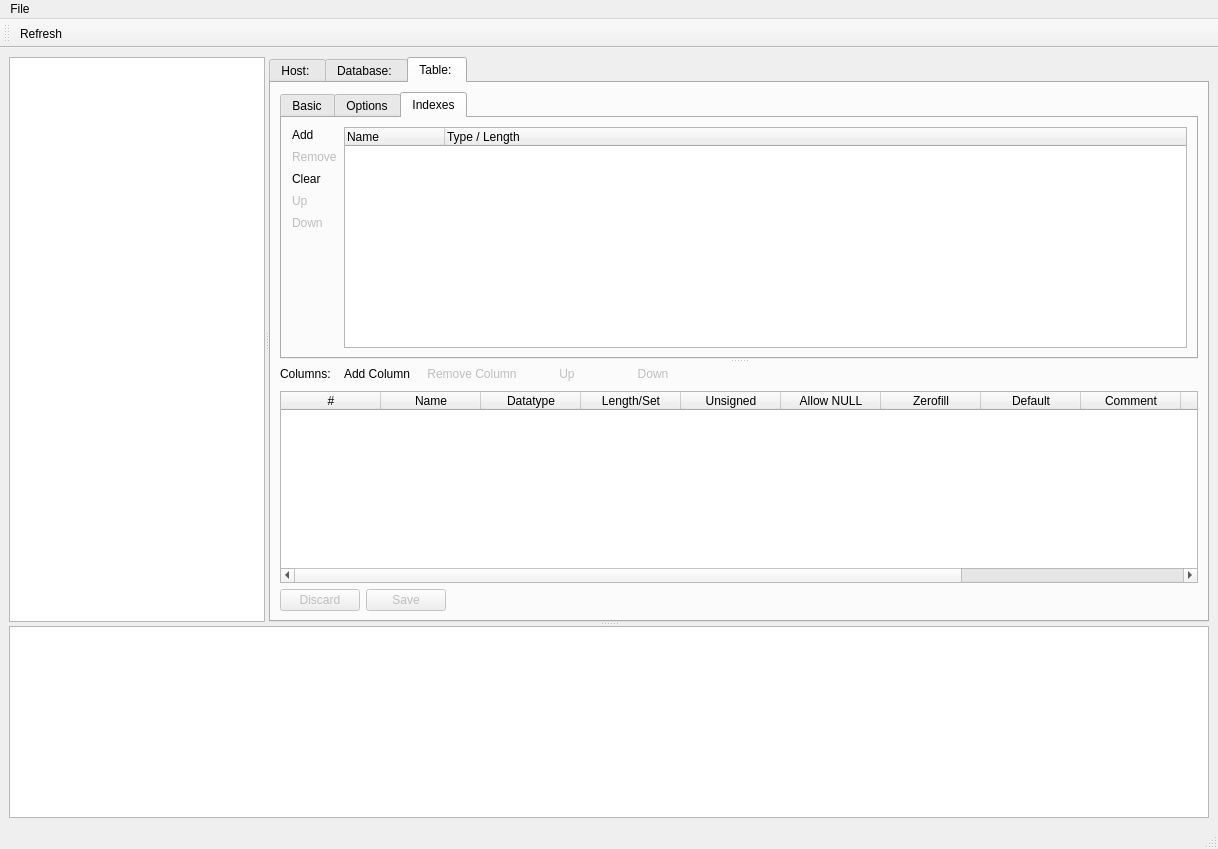
Old version of the form qtcreator_assets/pyHeidi/mainwindow.ui in the repository Fapiko/pyHeidi.
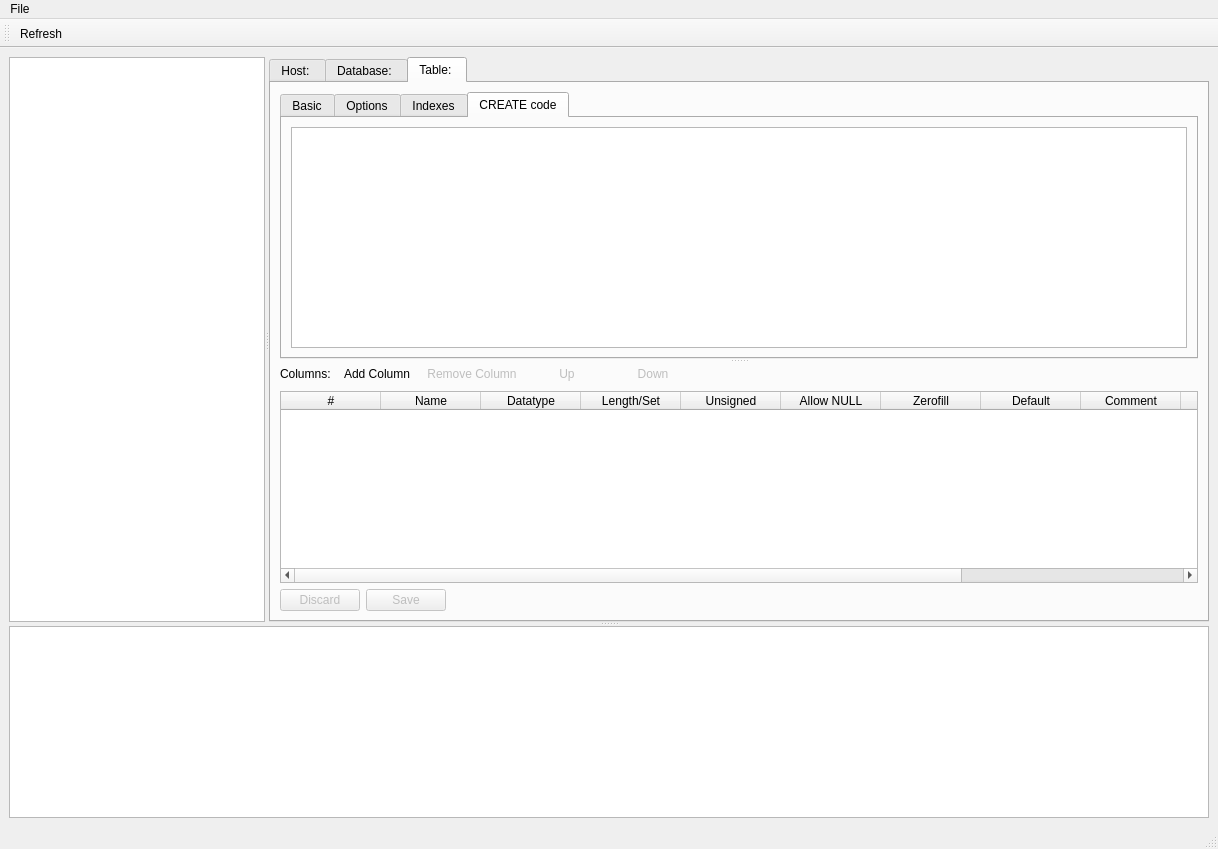
New version of the form. Icons and pictures are not drawn. Custom widgets are drawn as their Qt base class.

Commit message: * Added create code tab * Remove indexes from index tree view when switching tables

Patch:
```diff
--- a/qtcreator_assets/pyHeidi/mainwindow.ui
+++ b/qtcreator_assets/pyHeidi/mainwindow.ui
@@ -357,7 +357,7 @@
 }</string>
              </property>
              <property name="currentIndex">
-              <number>2</number>
+              <number>3</number>
              </property>
              <widget class="QWidget" name="tableTabsBasic">
               <attribute name="icon">
@@ -574,6 +574,24 @@
                </item>
               </layout>
              </widget>
+             <widget class="QWidget" name="createCode">
+              <attribute name="icon">
+               <iconset resource="resources.qrc">
+                <normaloff>:/icons/resources/icons/page_white_gear.png</normaloff>:/icons/resources/icons/page_white_gear.png</iconset>
+              </attribute>
+              <attribute name="title">
+               <string>CREATE code</string>
+              </attribute>
+              <layout class="QHBoxLayout" name="horizontalLayout_6">
+               <item>
+                <widget class="QPlainTextEdit" name="txtCreateCode">
+                 <property name="tabStopWidth">
+                  <number>20</number>
+                 </property>
+                </widget>
+               </item>
+              </layout>
+             </widget>
             </widget>
             <widget class="QWidget" name="layoutWidget">
              <layout class="QVBoxLayout" name="verticalLayout_8">
```
The commit also changes 10 other files.
